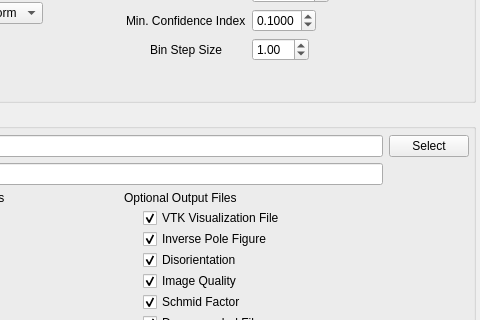
Above: Source/AIM/GUI/UI_Files/ReconstructionWidget.ui from BlueQuartzSoftware/DREAM3D before the change; both pictures show x 234 to 714 and y 322 to 642 of the 714 by 760 pixel window. Below: the same form after it.
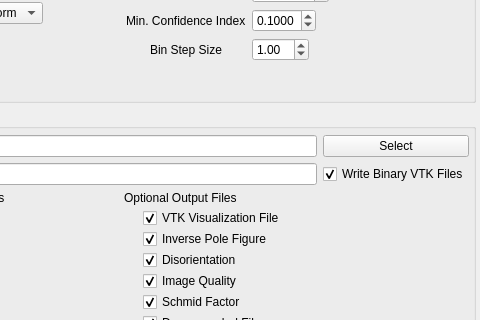
That is the form after the change. Icons and pictures are not drawn.

Commit message: Adding user choice to write Binary or ASCII based VTK files

What changed in the file:
```diff
--- a/Source/AIM/GUI/UI_Files/ReconstructionWidget.ui
+++ b/Source/AIM/GUI/UI_Files/ReconstructionWidget.ui
@@ -535,6 +535,19 @@
           </property>
          </widget>
         </item>
+        <item row="1" column="2">
+         <widget class="QCheckBox" name="m_BinaryVtkFiles">
+          <property name="enabled">
+           <bool>true</bool>
+          </property>
+          <property name="text">
+           <string>Write Binary VTK Files</string>
+          </property>
+          <property name="checked">
+           <bool>true</bool>
+          </property>
+         </widget>
+        </item>
        </layout>
       </item>
       <item>
```
The commit also changes 5 other files.
